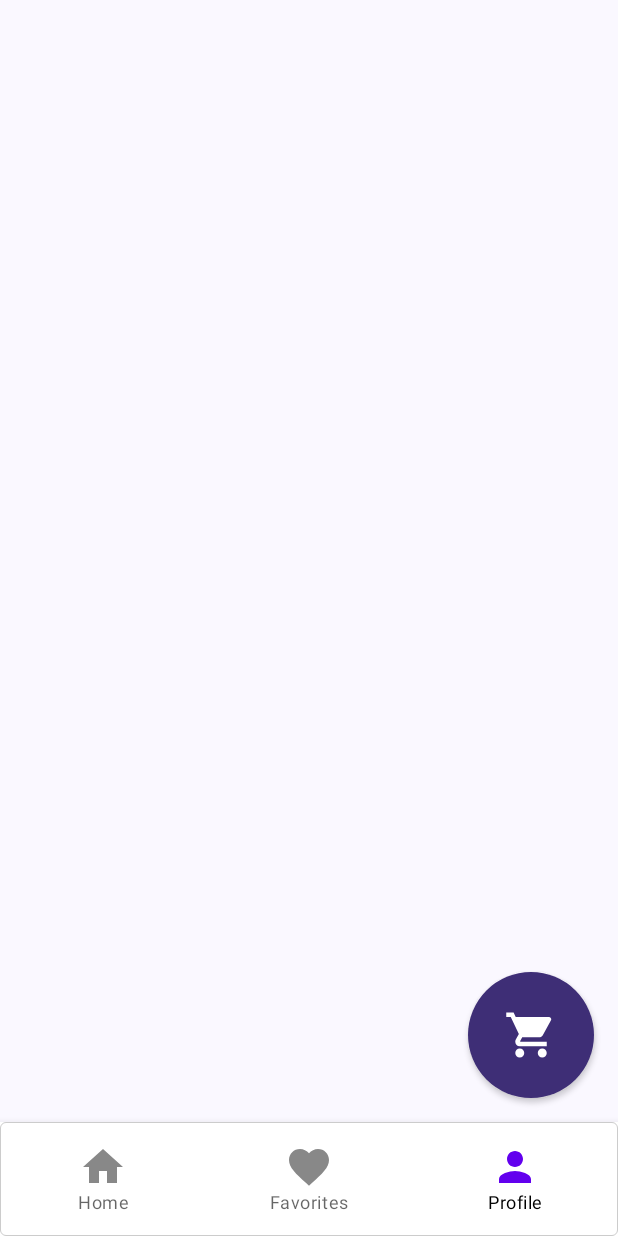
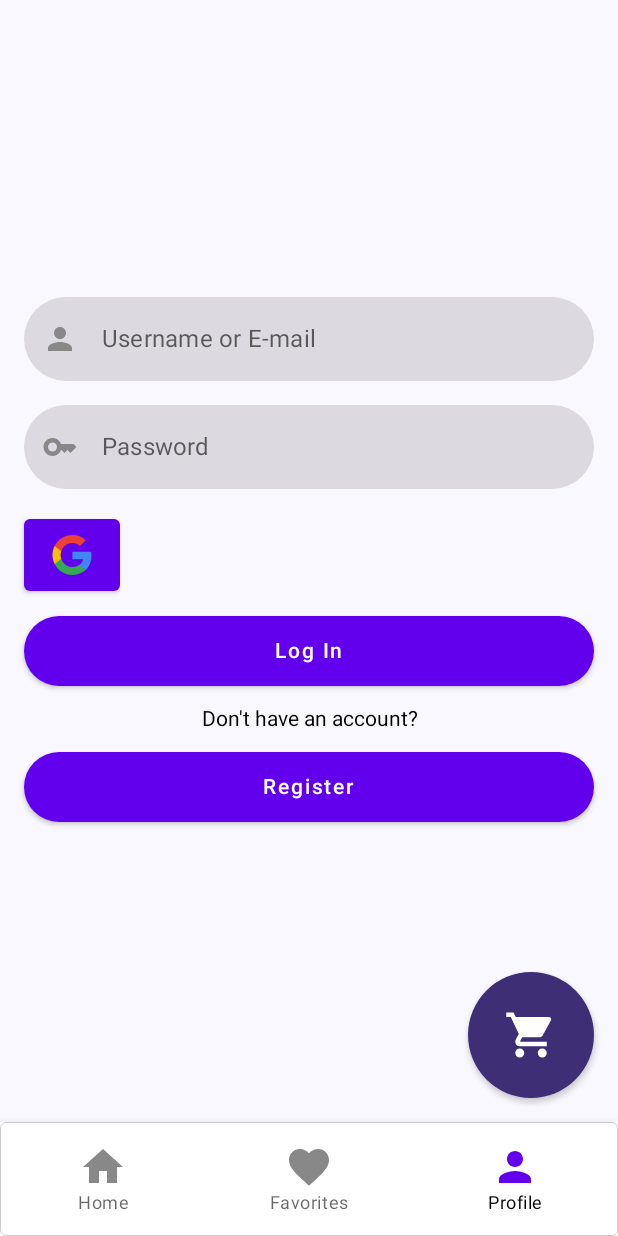
Before and after one commit to cemoner/ElectronicsStoreApp, an Android app built with Jetpack Compose: the screen it shows after launch (MainActivity), item 3 of the bottom bar chosen, on a phone screen of 412 x 824 dp. Run offline under Robolectric (Android 15) with nearby library versions, the phone set to English and light mode, and no system bars; our stand-ins replace Dagger/Hilt's generated code, constraintlayout-compose.

Commit message:
design login and register screen ui

```diff
--- /dev/null
+++ b/app/src/main/java/com/example/fooddeliveryapp/authentication/components/PasswordComposable.kt
@@ -0,0 +1,47 @@
+package com.example.fooddeliveryapp.authentication.components
+
+import androidx.compose.foundation.shape.RoundedCornerShape
+import androidx.compose.foundation.text.KeyboardOptions
+import androidx.compose.material.Icon
+import androidx.compose.material.Text
+import androidx.compose.material.TextField
+import androidx.compose.material.TextFieldDefaults
+import androidx.compose.material.icons.Icons
+import androidx.compose.material.icons.filled.Key
+import androidx.compose.runtime.Composable
+import androidx.compose.ui.Modifier
+import androidx.compose.ui.graphics.Color
+import androidx.compose.ui.text.input.ImeAction
+import androidx.compose.ui.text.input.KeyboardType
+import androidx.compose.ui.text.input.PasswordVisualTransformation
+import androidx.compose.ui.unit.dp
+import androidx.constraintlayout.compose.Dimension
+
+@Composable
+fun Password(passwordText:String,function:(String) -> Unit,modifier: Modifier){
+    TextField(value = passwordText,
+        onValueChange = function,
+        label = { Text("Password") },
+        placeholder = { Text("Enter your password") },
+        modifier = modifier,
+        shape = RoundedCornerShape(32.dp),
+        singleLine = true,
+        colors = TextFieldDefaults.textFieldColors(
+            focusedIndicatorColor = Color.Transparent, // Removes the underline when focused
+            unfocusedIndicatorColor = Color.Transparent, // Removes the underline when not focused
+            cursorColor = Color.Black
+        ),
+        leadingIcon = {
+            Icon(
+            Icons.Default.Key,
+            contentDescription = "",
+            tint = Color.Gray
+        )
+        },
+        keyboardOptions = KeyboardOptions(
+            imeAction = ImeAction.Done, // Sets the action button on the keyboard to "Done"
+            keyboardType = KeyboardType.Password // Displays a password keyboard, usually with masked input
+        ),
+        visualTransformation = PasswordVisualTransformation()
+    )
+}
--- /dev/null
+++ b/app/src/main/java/com/example/fooddeliveryapp/authentication/components/RegisterButtonComposable.kt
@@ -0,0 +1,24 @@
+package com.example.fooddeliveryapp.authentication.components
+
+import androidx.compose.foundation.layout.padding
+import androidx.compose.foundation.shape.RoundedCornerShape
+import androidx.compose.material.Button
+import androidx.compose.material.Text
+import androidx.compose.runtime.Composable
+import androidx.compose.ui.Modifier
+import androidx.compose.ui.unit.dp
+import androidx.compose.ui.unit.sp
+import androidx.constraintlayout.compose.Dimension
+import androidx.navigation.NavController
+
+
+@Composable
+fun RegisterButton(navController: NavController,modifier: Modifier,route:String){
+    Button(onClick = {navController.navigate(route)},
+        modifier = modifier,
+        shape = RoundedCornerShape(32.dp)
+
+    ) {
+        Text("Register",modifier= Modifier.padding(7.5.dp), fontSize = 14.sp)
+    }
+}
--- /dev/null
+++ b/app/src/main/java/com/example/fooddeliveryapp/authentication/components/UserNameComposable.kt
@@ -0,0 +1,46 @@
+package com.example.fooddeliveryapp.authentication.components
+
+import androidx.compose.foundation.shape.RoundedCornerShape
+import androidx.compose.foundation.text.KeyboardOptions
+import androidx.compose.material.Icon
+import androidx.compose.material.Text
+import androidx.compose.material.TextField
+import androidx.compose.material.TextFieldDefaults
+import androidx.compose.material.icons.Icons
+import androidx.compose.material.icons.filled.Person
+import androidx.compose.runtime.Composable
+import androidx.compose.ui.Modifier
+import androidx.compose.ui.graphics.Color
+import androidx.compose.ui.text.input.ImeAction
+import androidx.compose.ui.text.input.KeyboardType
+import androidx.compose.ui.unit.dp
+import androidx.constraintlayout.compose.Dimension
+
+@Composable
+fun UserName(userNameText:String,function: (String) -> Unit,modifier:Modifier){
+    TextField(
+        value = userNameText,
+        onValueChange =  function ,
+        label = { Text("Username or E-mail") },
+        placeholder = { Text("Enter your username or e-mail") },
+        modifier = modifier,
+        shape = RoundedCornerShape(32.dp),
+        singleLine = true,
+        colors = TextFieldDefaults.textFieldColors(
+            focusedIndicatorColor = Color.Transparent, // Removes the underline when focused
+            unfocusedIndicatorColor = Color.Transparent, // Removes the underline when not focused
+            cursorColor = Color.Black
+        ),
+        leadingIcon = {
+            Icon(
+            Icons.Default.Person,
+            contentDescription = "",
+            tint = Color.Gray
+        )
+        },
+        keyboardOptions = KeyboardOptions(
+            imeAction = ImeAction.Next, // Sets the action button on the keyboard to "Done"
+            keyboardType = KeyboardType.Email // Displays a password keyboard, usually with masked input
+        ),
+    )
+}
--- a/app/src/main/java/com/example/fooddeliveryapp/authentication/login/presentation/composable/Login.kt
+++ b/app/src/main/java/com/example/fooddeliveryapp/authentication/login/presentation/composable/Login.kt
@@ -1,8 +1,100 @@
 package com.example.fooddeliveryapp.authentication.login.presentation.composable
 
+import androidx.compose.foundation.layout.fillMaxSize
+import androidx.compose.foundation.layout.padding
+import androidx.compose.foundation.layout.size
+import androidx.compose.foundation.shape.RoundedCornerShape
+import androidx.compose.foundation.text.KeyboardOptions
+import androidx.compose.material.Button
+import androidx.compose.material.Icon
+import androidx.compose.material.Text
+import androidx.compose.material.TextField
+import androidx.compose.material.TextFieldDefaults
+import androidx.compose.material.icons.Icons
+import androidx.compose.material.icons.filled.Key
+import androidx.compose.material.icons.filled.Person
 import androidx.compose.runtime.Composable
+import androidx.compose.runtime.collectAsState
+import androidx.compose.runtime.getValue
+import androidx.compose.ui.Modifier
+import androidx.compose.ui.graphics.Color
+import androidx.compose.ui.res.painterResource
+import androidx.compose.ui.text.input.ImeAction
+import androidx.compose.ui.text.input.KeyboardType
+import androidx.compose.ui.text.input.PasswordVisualTransformation
+import androidx.compose.ui.text.style.TextAlign
+import androidx.compose.ui.unit.dp
+import androidx.compose.ui.unit.sp
+import androidx.constraintlayout.compose.ConstraintLayout
+import androidx.constraintlayout.compose.Dimension
+import androidx.hilt.navigation.compose.hiltViewModel
+import androidx.navigation.NavController
+import com.example.fooddeliveryapp.R
+import com.example.fooddeliveryapp.authentication.components.Password
+import com.example.fooddeliveryapp.authentication.components.RegisterButton
+import com.example.fooddeliveryapp.authentication.components.UserName
+import com.example.fooddeliveryapp.authentication.login.presentation.viewmodel.LoginViewModel
 
 @Composable
-fun Login(){
+fun Login(navController: NavController){
+    val viewModel:LoginViewModel = hiltViewModel()
+    val userNameText by viewModel.userNameText.collectAsState()
+    val passwordText by viewModel.passwordText.collectAsState()
+    val topBias = 1f / 3.5f // 1x distance to top
 
+    ConstraintLayout(modifier = Modifier.fillMaxSize()) {
+        val (username,password,normalLogin,googleLogin,register,registerText) = createRefs()
+
+        UserName(userNameText = userNameText,
+            function = viewModel::onUserNameChange,
+            modifier = Modifier.constrainAs(username){
+                linkTo(top = parent.top, bottom = parent.bottom, bias = topBias)
+                start.linkTo(parent.start,margin=16.dp)
+                end.linkTo(parent.end,margin=16.dp)
+                width = Dimension.fillToConstraints })
+
+        Password(passwordText,
+            viewModel::onPasswordChange,
+            Modifier.constrainAs(password){
+            top.linkTo(username.bottom,margin=16.dp)
+            start.linkTo(parent.start,margin=16.dp)
+            end.linkTo(parent.end,margin=16.dp)
+            width = Dimension.fillToConstraints
+        })
+        Button(onClick = viewModel::onLoginClick, modifier = Modifier.constrainAs(normalLogin){
+            top.linkTo(googleLogin.bottom, margin = 16.dp)
+            end.linkTo(parent.end,margin=16.dp)
+            start.linkTo(parent.start, margin = 16.dp)
+            width=Dimension.fillToConstraints
+        },
+            shape = RoundedCornerShape(32.dp)
+
+        ) {
+            Text("Log In",modifier=Modifier.padding(7.5.dp), fontSize = 14.sp)
+        }
+        Button(onClick = viewModel::onLoginClick, modifier = Modifier.constrainAs(googleLogin){
+            top.linkTo(password.bottom, margin = 20.dp)
+            start.linkTo(password.start,margin=0.dp)
+        }) {
+            Icon(painter = painterResource(id = R.drawable.ic_google_logo),
+                contentDescription = "",
+                modifier = Modifier.size(32.dp),
+                tint = Color.Unspecified,
+            )
+        }
+        Text("Don't have an account?",modifier= Modifier
+            .padding(7.5.dp)
+            .constrainAs(registerText) {
+                top.linkTo(normalLogin.bottom, margin = 6.dp)
+                end.linkTo(parent.end, margin = 16.dp)
+                start.linkTo(parent.start, margin = 16.dp)
+                width = Dimension.fillToConstraints
+            }, fontSize = 14.sp, textAlign = TextAlign.Center)
+        RegisterButton(navController = navController, modifier = Modifier.constrainAs(register){
+            top.linkTo(registerText.bottom, margin = 6.dp)
+            end.linkTo(parent.end,margin=16.dp)
+            start.linkTo(parent.start, margin = 16.dp)
+            width= Dimension.fillToConstraints
+        },"Register")
+    }
 }
--- /dev/null
+++ b/app/src/main/java/com/example/fooddeliveryapp/authentication/login/presentation/viewmodel/LoginViewModel.kt
@@ -0,0 +1,29 @@
+package com.example.fooddeliveryapp.authentication.login.presentation.viewmodel
+
+import androidx.lifecycle.ViewModel
+import androidx.navigation.NavController
+import dagger.hilt.android.lifecycle.HiltViewModel
+import kotlinx.coroutines.flow.MutableStateFlow
+import kotlinx.coroutines.flow.asStateFlow
+import javax.inject.Inject
+
+@HiltViewModel
+class LoginViewModel @Inject constructor():ViewModel() {
+
+    private val _userNameText = MutableStateFlow("")
+    val userNameText = _userNameText.asStateFlow()
+
+    private val _passwordText = MutableStateFlow("")
+    val passwordText = _passwordText.asStateFlow()
+
+    fun onUserNameChange(text: String) {
+        _userNameText.value = text
+    }
+    fun onPasswordChange(text: String) {
+        _passwordText.value = text
+    }
+
+    fun onLoginClick() {
+
+    }
+}
--- a/app/src/main/java/com/example/fooddeliveryapp/home/presentation/composable/HomePage.kt
+++ b/app/src/main/java/com/example/fooddeliveryapp/home/presentation/composable/HomePage.kt
@@ -24,7 +24,7 @@ import com.example.fooddeliveryapp.home.presentation.viewmodel.HomePageViewModel
 fun HomePage(modifier: Modifier,navController: NavController){
     val viewModel = HomePageViewModel()
 
-    ConstraintLayout {
+    ConstraintLayout() {
         val (searchBar,topAppBar) = createRefs()
 
 
--- a/app/src/main/java/com/example/fooddeliveryapp/mainactivity/MainActivity.kt
+++ b/app/src/main/java/com/example/fooddeliveryapp/mainactivity/MainActivity.kt
@@ -14,6 +14,7 @@ import androidx.navigation.compose.composable
 import androidx.navigation.compose.rememberNavController
 import com.example.fooddeliveryapp.authentication.login.domain.model.IsLoggedInSingleton
 import com.example.fooddeliveryapp.authentication.login.presentation.composable.Login
+import com.example.fooddeliveryapp.authentication.register.presentation.composable.Register
 import com.example.fooddeliveryapp.home.presentation.composable.HomePage
 import com.example.fooddeliveryapp.home.presentation.composable.TopBar
 import com.example.fooddeliveryapp.shared.navigation.domain.model.BottomNavItem
@@ -43,7 +44,7 @@ fun App(modifier: Modifier) {
 
     Scaffold(
         floatingActionButtonPosition = FabPosition.End,
-        floatingActionButton = { ShoppingCart() },
+        floatingActionButton = { ShoppingCart(navController) },
         bottomBar = {
             BottomNavigationBar(navController = navController)
         },
@@ -56,14 +57,17 @@ fun App(modifier: Modifier) {
         ) {
             composable(BottomNavItem.Home.route) { HomePage(modifier = modifier, navController = navController )}
             composable(BottomNavItem.Favorites.route) {
+            }
+            composable(BottomNavItem.Profile.route) {
                 if(IsLoggedInSingleton.getIsLoggedIn()){
                     Profile()
                 }
                 else {
-                    Login()
+                    Login(navController)
                 }
             }
-            composable(BottomNavItem.Profile.route) { /* Profile Screen UI */ }
+            composable("Register"){ Register(navController)}
+            composable("Cart"){}
         }
     }
 }
--- a/app/src/main/java/com/example/fooddeliveryapp/shared/navigation/domain/model/BottomNavItem.kt
+++ b/app/src/main/java/com/example/fooddeliveryapp/shared/navigation/domain/model/BottomNavItem.kt
@@ -9,7 +9,7 @@ import androidx.compose.ui.graphics.vector.ImageVector
 
 public sealed class BottomNavItem(val route: String, val icon: ImageVector, val label: String) {
     object Home : BottomNavItem("home", Icons.Default.Home, "Home")
-    object Favorites : BottomNavItem("favorite", Icons.Default.Favorite, "Favorites")
+    object Favorites : BottomNavItem("favorites", Icons.Default.Favorite, "Favorites")
     object Profile : BottomNavItem("profile", Icons.Default.Person, "Profile")
 
     companion object {
--- a/app/src/main/java/com/example/fooddeliveryapp/shared/navigation/presentation/composable/Navigation.kt
+++ b/app/src/main/java/com/example/fooddeliveryapp/shared/navigation/presentation/composable/Navigation.kt
@@ -60,9 +60,9 @@ fun BottomNavigationBar(navController: NavController) {
 }
 
 @Composable
-fun ShoppingCart() {
+fun ShoppingCart(navController: NavController) {
     FloatingActionButton(
-        onClick = { /* Handle click */ },
+        onClick = { navController.navigate("Cart") },
         shape = CircleShape,
         backgroundColor = Color.hsl(254f, 0.44f, 0.32f),
         elevation = FloatingActionButtonDefaults.elevation(2.dp,3.dp)
--- /dev/null
+++ b/app/src/main/res/drawable/ic_google_logo.xml
@@ -0,0 +1,18 @@
+<vector xmlns:android="http://schemas.android.com/apk/res/android"
+    android:width="24dp"
+    android:height="24dp"
+    android:viewportWidth="24"
+    android:viewportHeight="24">
+    <path
+        android:pathData="M21.7428,12.2242a11.534,11.534 0,0 0,-0.158 -1.883h-9.375v3.742h5.368a4.622,4.622 0,0 1,-1.991 2.97L15.5868,19.5422h3.2A9.734,9.734 0,0 0,21.7428 12.2242Z"
+        android:fillColor="#4285f4"/>
+    <path
+        android:pathData="M12.2098,21.9562A9.483,9.483 0,0 0,18.7888 19.5412l-3.2,-2.489a6.006,6.006 0,0 1,-3.377 0.962,5.946 5.946,0 0,1 -5.583,-4.115h-3.3v2.564A9.941,9.941 0,0 0,12.2098 21.9562Z"
+        android:fillColor="#34a853"/>
+    <path
+        android:pathData="M6.6268,13.9002a5.777,5.777 0,0 1,-0.315 -1.9,6 6,0 0,1 0.315,-1.9L6.6268,7.5372h-3.3a9.84,9.84 0,0 0,-1.07 4.463,9.84 9.84,0 0,0 1.07,4.463Z"
+        android:fillColor="#fbbc05"/>
+    <path
+        android:pathData="M12.2098,5.9862a5.4,5.4 0,0 1,3.816 1.493l2.837,-2.837a9.518,9.518 0,0 0,-6.654 -2.6,9.941 9.941,0 0,0 -8.885,5.492l3.3,2.564A5.946,5.946 0,0 1,12.2098 5.9862Z"
+        android:fillColor="#ea4335"/>
+</vector>
--- a/build.gradle.kts
+++ b/build.gradle.kts
@@ -5,5 +5,5 @@ plugins {
     alias(libs.plugins.google.gms.google.services) apply false
     alias(libs.plugins.ksp) apply false
     alias(libs.plugins.compose.compiler) apply false
-    id ("com.google.dagger.hilt.android") version "2.44" apply false
+    id ("com.google.dagger.hilt.android") version "2.52" apply false
 }
```
Also changed, not shown: app/build.gradle.kts (+6 -3 lines), app/src/main/java/com/example/fooddeliveryapp/authentication/register/presentation/composable/Register.kt (added, +156 -0 lines), app/src/main/java/com/example/fooddeliveryapp/authentication/register/presentation/viewmodel/RegisterViewModel.kt (added, +42 -0 lines), app/src/main/java/com/example/fooddeliveryapp/home/presentation/composable/TopBar.kt (deleted, +0 -10 lines), gradle/libs.versions.toml (+11 -1 lines).
